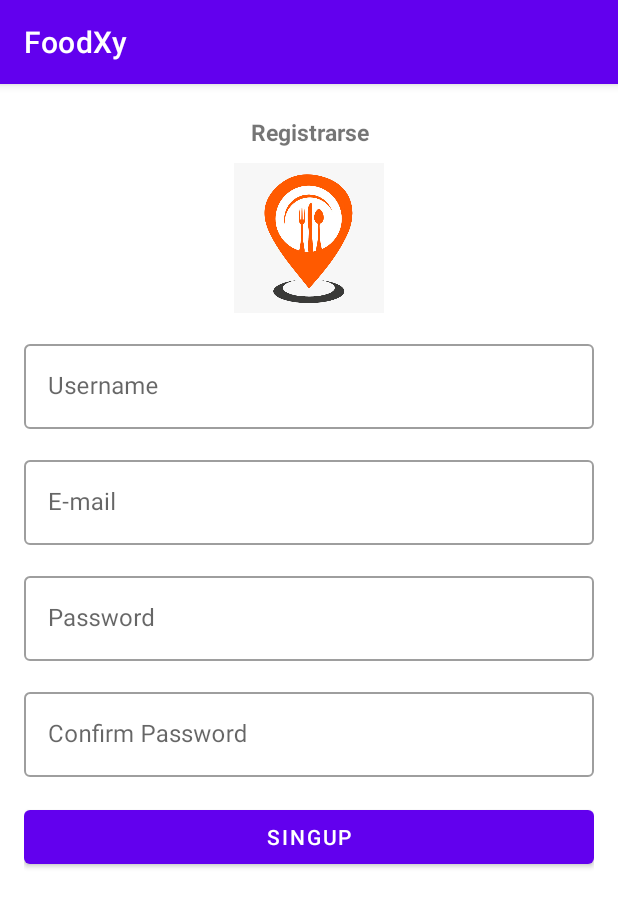
After one commit to Reales09/FoodXy, an Android app: the RegisterFragment screen opened through its navigation route, on a phone screen of 412 x 824 dp. The commit adds this screen. Shown: the top 907 px of the screen. Run offline under Robolectric (Android 15) with nearby library versions, the phone set to English and light mode, and no system bars; our stand-ins replace Firebase (no records; nobody signed in at launch, a user with empty details on screens opened directly).

Commit message:
Creacion de ui register

```diff
--- a/app/src/main/java/com/example/foodxy/ui/auth/LoginFragment.kt
+++ b/app/src/main/java/com/example/foodxy/ui/auth/LoginFragment.kt
@@ -32,6 +32,7 @@ class LoginFragment : Fragment(R.layout.fragment_login) {
         binding = FragmentLoginBinding.bind(view)
         isUserLoggedIn()
         doLogin()
+        gotoSignUpPage()
 
     }
 
@@ -67,6 +68,15 @@ class LoginFragment : Fragment(R.layout.fragment_login) {
 
     }
 
+    private fun gotoSignUpPage(){
+
+        binding.txtSignup.setOnClickListener {
+            findNavController().navigate(R.id.action_loginFragment_to_registerFragment)
+        }
+
+
+    }
+
     private fun signIn(email: String, password: String){
 
         viewModel.signIn(email, password).observe(viewLifecycleOwner, Observer { result ->
--- /dev/null
+++ b/app/src/main/java/com/example/foodxy/ui/auth/RegisterFragment.kt
@@ -0,0 +1,18 @@
+package com.example.foodxy.ui.auth
+
+import android.os.Bundle
+import androidx.fragment.app.Fragment
+import android.view.LayoutInflater
+import android.view.View
+import android.view.ViewGroup
+import com.example.foodxy.R
+
+
+class RegisterFragment : Fragment(R.layout.fragment_register) {
+
+
+    override fun onViewCreated(view: View, savedInstanceState: Bundle?) {
+        super.onViewCreated(view, savedInstanceState)
+    }
+
+}
--- /dev/null
+++ b/app/src/main/res/anim/slide_in_left.xml
@@ -0,0 +1,7 @@
+<?xml version="1.0" encoding="utf-8"?>
+<set xmlns:android="http://schemas.android.com/apk/res/android"
+    android:shareInterpolator="false">
+    <translate android:duration="300" android:fromXDelta="-100%" android:toXDelta="0%"/>
+    <alpha android:duration="300" android:fromAlpha="0.0" android:toAlpha="1.0"/>
+
+</set>
--- /dev/null
+++ b/app/src/main/res/layout/fragment_register.xml
@@ -0,0 +1,110 @@
+<?xml version="1.0" encoding="utf-8"?>
+<LinearLayout xmlns:android="http://schemas.android.com/apk/res/android"
+    xmlns:tools="http://schemas.android.com/tools"
+    android:layout_width="match_parent"
+    android:layout_height="match_parent"
+    android:orientation="vertical"
+    android:padding="16dp"
+    tools:context=".ui.auth.RegisterFragment">
+
+    <TextView
+
+        android:layout_width="match_parent"
+        android:layout_height="wrap_content"
+        android:gravity="center"
+        android:layout_marginTop="5dp"
+        android:textSize="15sp"
+        android:textStyle="bold"
+        android:layout_marginBottom="10dp"
+        android:text="Registrarse"/>
+
+    <ImageView
+        android:layout_width="100dp"
+        android:layout_height="100dp"
+        android:src="@mipmap/foodxylogo"
+        android:layout_gravity="center"
+        />
+
+
+    <com.google.android.material.textfield.TextInputLayout
+        android:layout_width="match_parent"
+        android:layout_marginTop="15dp"
+        android:layout_height="wrap_content"
+        android:hint="Username"
+        style="@style/Widget.MaterialComponents.TextInputLayout.OutlinedBox">
+
+        <com.google.android.material.textfield.TextInputEditText
+            android:id="@+id/editTextUsername"
+            android:layout_width="match_parent"
+            android:layout_height="wrap_content"
+            android:inputType="textEmailAddress"
+            android:layout_marginTop="5dp"
+            />
+
+    </com.google.android.material.textfield.TextInputLayout>
+
+
+    <com.google.android.material.textfield.TextInputLayout
+
+        android:layout_width="match_parent"
+        android:layout_marginTop="15dp"
+        android:layout_height="wrap_content"
+        android:hint="E-mail"
+        style="@style/Widget.MaterialComponents.TextInputLayout.OutlinedBox">
+
+        <com.google.android.material.textfield.TextInputEditText
+            android:id="@+id/editTextEmail"
+            android:layout_width="match_parent"
+            android:layout_height="wrap_content"
+            android:inputType="textEmailAddress"/>
+
+    </com.google.android.material.textfield.TextInputLayout>
+
+
+    <com.google.android.material.textfield.TextInputLayout
+        android:layout_width="match_parent"
+        android:layout_marginTop="15dp"
+        android:layout_height="wrap_content"
+        android:hint="Password"
+        style="@style/Widget.MaterialComponents.TextInputLayout.OutlinedBox">
+
+        <com.google.android.material.textfield.TextInputEditText
+            android:id="@+id/editTextConfirmPassword"
+            android:layout_width="match_parent"
+            android:layout_height="wrap_content"
+            android:inputType="textEmailAddress"
+            android:layout_marginTop="5dp"
+            />
+
+    </com.google.android.material.textfield.TextInputLayout>
+
+    <com.google.android.material.textfield.TextInputLayout
+        android:layout_width="match_parent"
+        android:layout_marginTop="15dp"
+        android:layout_height="wrap_content"
+        android:hint="Confirm Password"
+        style="@style/Widget.MaterialComponents.TextInputLayout.OutlinedBox">
+
+        <com.google.android.material.textfield.TextInputEditText
+            android:id="@+id/editTextPassword"
+            android:layout_width="match_parent"
+            android:layout_height="wrap_content"
+            android:inputType="textEmailAddress"
+            android:layout_marginTop="5dp"
+            />
+
+    </com.google.android.material.textfield.TextInputLayout>
+
+    <Button
+        android:id="@+id/btn_register"
+        android:layout_width="match_parent"
+        android:layout_height="wrap_content"
+        android:text="SingUp"
+        android:layout_marginTop="16dp"/>
+
+    <ProgressBar
+        android:id="@+id/progress_bar"
+        android:layout_width="wrap_content"
+        android:layout_height="wrap_content"
+        android:visibility="gone"/>
+</LinearLayout>
--- a/app/src/main/res/navigation/main_graph.xml
+++ b/app/src/main/res/navigation/main_graph.xml
@@ -18,5 +18,17 @@
         <action
             android:id="@+id/action_loginFragment_to_homeScreenFragment"
             app:destination="@id/homeScreenFragment" />
+        <action
+            android:id="@+id/action_loginFragment_to_registerFragment"
+            app:destination="@id/registerFragment" />
+    </fragment>
+    <fragment
+        android:id="@+id/registerFragment"
+        android:name="com.example.foodxy.ui.auth.RegisterFragment"
+        android:label="fragment_register"
+        tools:layout="@layout/fragment_register" >
+        <action
+            android:id="@+id/action_registerFragment_to_homeScreenFragment"
+            app:destination="@id/homeScreenFragment" />
     </fragment>
 </navigation>
```
